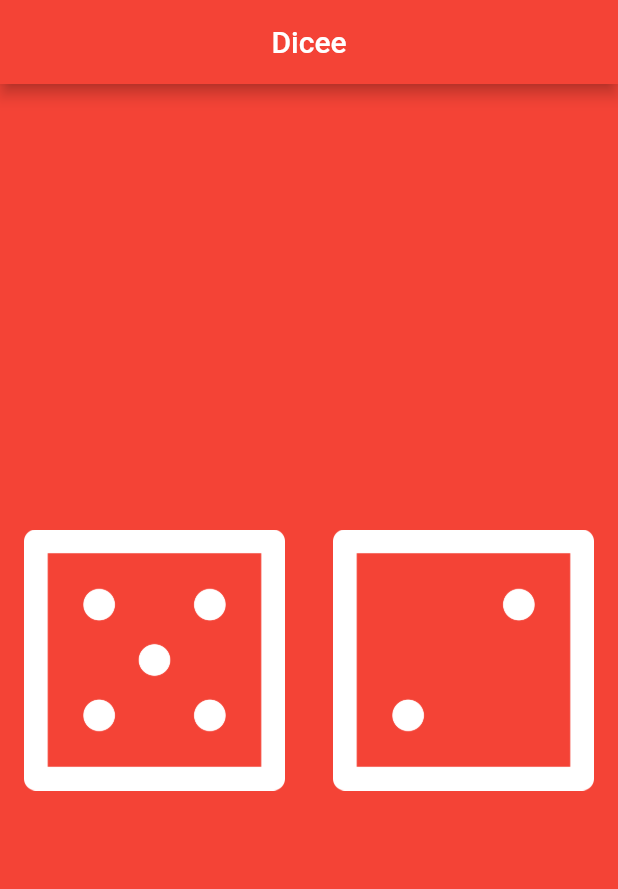
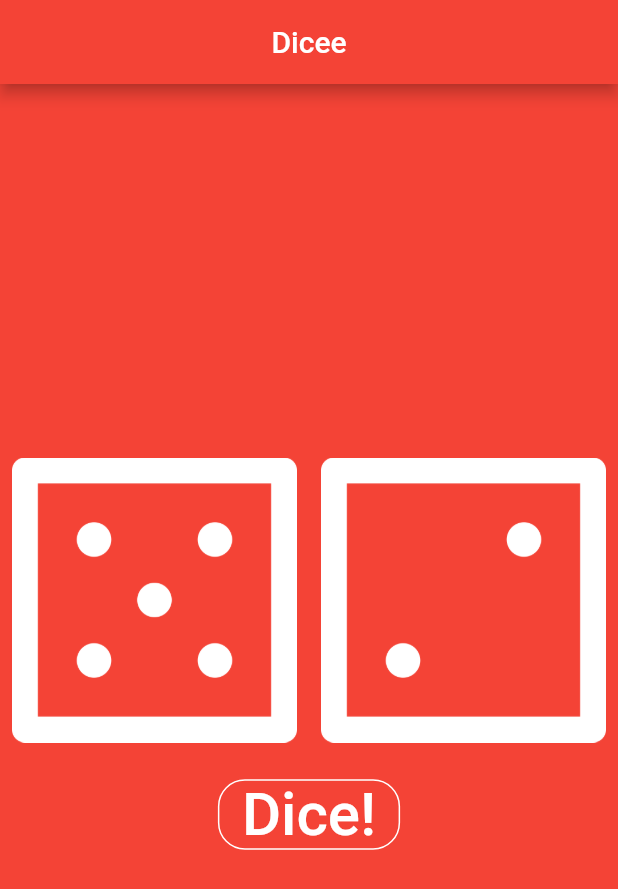
Before and after one commit to roee030/Dice-app-Flutter, a Flutter app: the screen it shows after launch, on a phone screen of 412 x 824 dp. Shown: the top 889 px of the screen. Run offline on Flutter 3.47's test engine with Material 2 defaults, Android fonts, the phone set to English and light mode, and no system bars.

Commit message:
add button to change the face

```diff
--- a/lib/main.dart
+++ b/lib/main.dart
@@ -22,31 +22,52 @@ class DicePage extends StatefulWidget {
 }
 
 class _DicePageState extends State<DicePage> {
+  void changeDiceFace() {
+    setState(() {
+      leftDiceNumber = Random().nextInt(6) + 1;
+      rightDiceNumber = Random().nextInt(6) + 1;
+    });
+  }
+
   int leftDiceNumber = 5;
   int rightDiceNumber = 2;
   @override
   Widget build(BuildContext context) {
     return Center(
-      child: Row(
+      child: Column(
+        mainAxisAlignment: MainAxisAlignment.center,
         children: <Widget>[
-          Expanded(
+          Row(
+            children: <Widget>[
+              Expanded(
+                child: Padding(
+                  padding: const EdgeInsets.all(8.0),
+                  child: Image.asset('images/dice$leftDiceNumber.png'),
+                ),
+              ),
+              Expanded(
+                child: Padding(
+                  padding: const EdgeInsets.all(8.0),
+                  child: Image.asset('images/dice$rightDiceNumber.png'),
+                ),
+              ),
+            ],
+          ),
+          Padding(
+            padding: const EdgeInsets.all(16.0),
             child: FlatButton(
-              onPressed: () {
-                setState(() {
-                  leftDiceNumber = Random().nextInt(6) + 1;
-                });
-              },
-              child: Image.asset('images/dice$leftDiceNumber.png'),
-            ),
-          ),
-          Expanded(
-            child: FlatButton(
-              onPressed: () {
-                setState(() {
-                  rightDiceNumber = Random().nextInt(6) + 1;
-                });
-              },
-              child: Image.asset('images/dice$rightDiceNumber.png'),
+              onPressed: changeDiceFace,
+              child: Text(
+                'Dice!',
+                style: TextStyle(
+                  fontSize: 40.0,
+                  color: Colors.white,
+                ),
+              ),
+              shape: RoundedRectangleBorder(
+                borderRadius: BorderRadius.circular(18.0),
+                side: BorderSide(color: Colors.white),
+              ),
             ),
           ),
         ],
```
